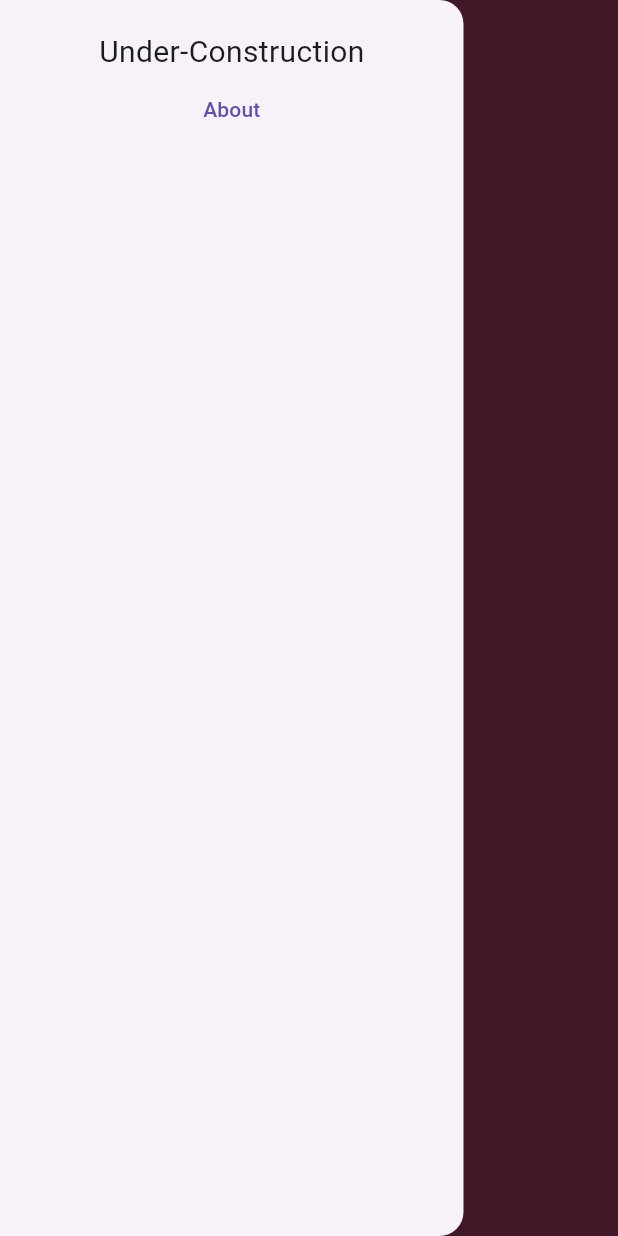
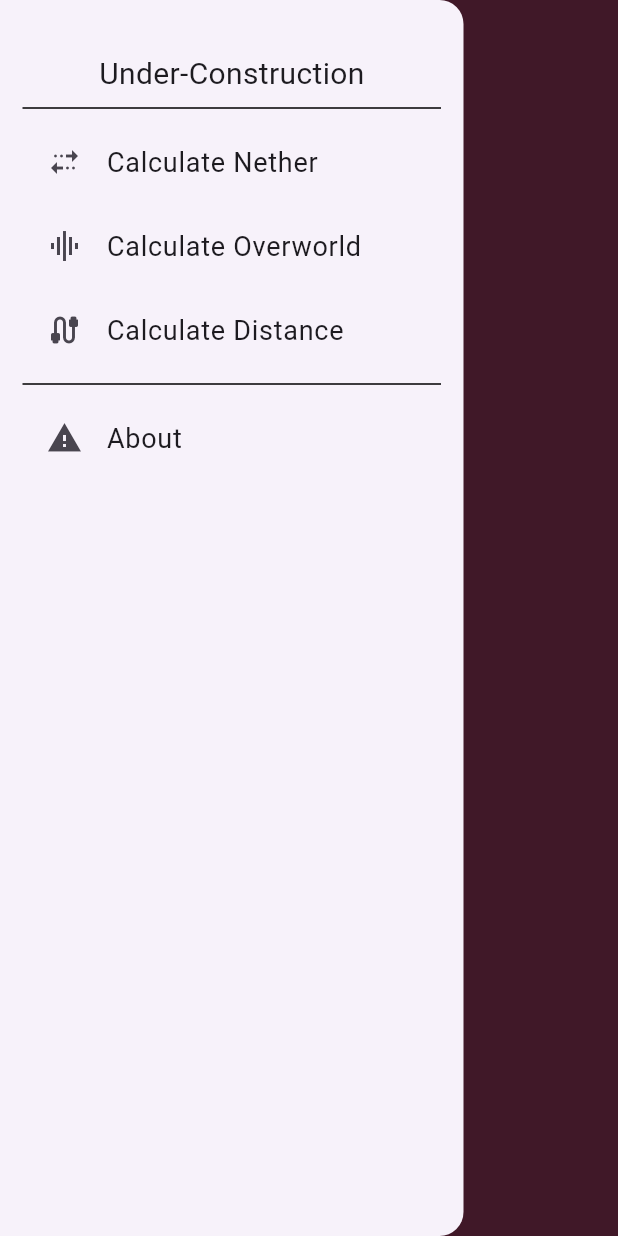
Before and after one commit to PZK3759/Dimensional-Bridge, a Flutter app: the NavigationDrawerWidget widget shown alone on an empty page, opened directly, on a phone screen of 412 x 824 dp. Run offline on Flutter 3.47's test engine with Material 3 defaults, Android fonts, the phone set to English and light mode, and no system bars; our stand-ins replace flutter_spinkit.

Commit message:
Made changes to drawer

```diff
--- a/lib/Widgets/NavigationDrawerWidget.dart
+++ b/lib/Widgets/NavigationDrawerWidget.dart
@@ -14,15 +14,53 @@ class _NavigationDrawerWidgetState extends State<NavigationDrawerWidget> {
   Widget build(BuildContext context) {
     return Drawer(
       width: MediaQuery.of(context).size.width*0.75,
-      child: Column(
-        children: [
-          SizedBox(height: 20,),
-          Text("Under-Construction",style: TextStyle(fontSize: 20),),
-          TextButton(onPressed: (){
-            Navigator.push(context, MaterialPageRoute(builder: (_) => AboutPage()));
-          }, child: Text("About"))
-        ],
+      child: Padding(
+        padding: const EdgeInsets.all(15.0),
+        child: Column(
+          children: [
+            const SizedBox(height: 20,),
+            const Text("Under-Construction",style: TextStyle(fontSize: 20),),
+
+            const Divider(color: Colors.black,),
+
+            ListTile(
+              leading: const Icon(Icons.multiple_stop),
+              title: const Text("Calculate Nether", style: TextStyle(fontSize: 18),),
+              onTap: (){
+                Navigator.pop(context);
+                Navigator.push(context, MaterialPageRoute(builder: (context) => HomePage(0)));
+              },
+            ),
+            ListTile(
+              leading: const Icon(Icons.multitrack_audio),
+              title: const Text("Calculate Overworld", style: TextStyle(fontSize: 18),),
+              onTap: (){
+                Navigator.pop(context);
+                Navigator.push(context, MaterialPageRoute(builder: (context) => HomePage(1)));
+              },
+            ),
+            ListTile(
+              leading: const Icon(Icons.cable),
+              title: const Text("Calculate Distance", style: TextStyle(fontSize: 18),),
+              onTap: (){
+                Navigator.pop(context);
+                Navigator.push(context, MaterialPageRoute(builder: (context) => HomePage(2)));
+              },
+            ),
+
+            const Divider(color: Colors.black,),
+            ListTile(
+              leading: const Icon(Icons.warning_outlined),
+              title: const Text("About", style: TextStyle(fontSize: 18),),
+              onTap: (){
+                Navigator.pop(context);
+                Navigator.push(context, MaterialPageRoute(builder: (context) => AboutPage()));
+              },
+            )
+          ],
+        ),
       ),
     );
   }
+
 }
```
